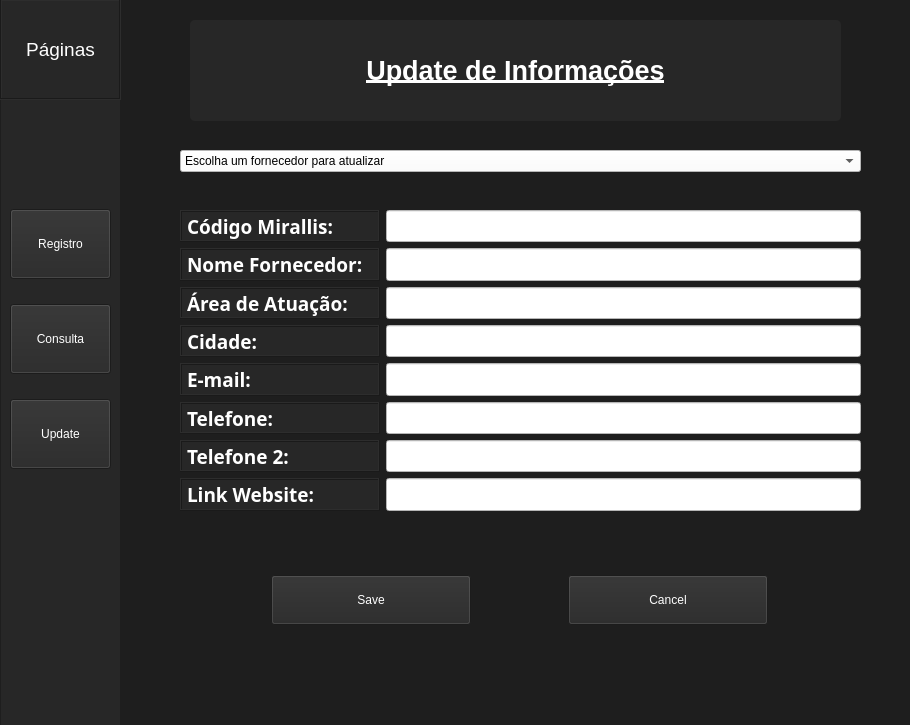
This is design.ui in Renato-Dantas/SearchApp as Qt 5 draws it before an edit. The edited form follows.
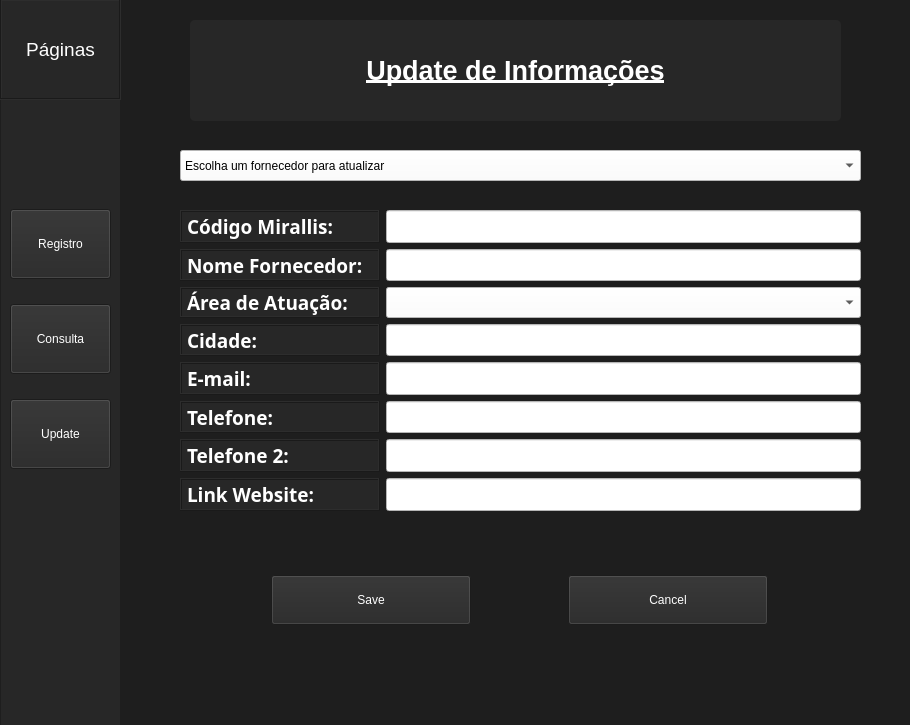
This is the edited form. The open tabs and pages were chosen to show the change.

Commit message: inserindo ComboBox para selecionar área

The edit to the form file:
```diff
--- a/design.ui
+++ b/design.ui
@@ -899,24 +899,6 @@
             </property>
            </widget>
           </item>
-          <item row="2" column="1">
-           <widget class="QLineEdit" name="iptArea_2">
-            <property name="font">
-             <font>
-              <family>Segoe UI Semibold</family>
-              <pointsize>14</pointsize>
-              <weight>75</weight>
-              <bold>true</bold>
-             </font>
-            </property>
-            <property name="styleSheet">
-             <string notr="true">background: white; color: black;</string>
-            </property>
-            <property name="alignment">
-             <set>Qt::AlignCenter</set>
-            </property>
-           </widget>
-          </item>
           <item row="3" column="0">
            <widget class="QLabel" name="label_16">
             <property name="minimumSize">
@@ -1157,6 +1139,26 @@
             </property>
            </widget>
           </item>
+          <item row="2" column="1">
+           <widget class="QComboBox" name="cbAreaUpdate">
+            <property name="sizePolicy">
+             <sizepolicy hsizetype="Preferred" vsizetype="Minimum">
+              <horstretch>0</horstretch>
+              <verstretch>0</verstretch>
+             </sizepolicy>
+            </property>
+            <property name="minimumSize">
+             <size>
+              <width>0</width>
+              <height>10</height>
+             </size>
+            </property>
+            <property name="styleSheet">
+             <string notr="true">QComboBox{background:white; color:black; font: 63 12pt &quot;Segoe UI Semibold&quot;;}
+</string>
+            </property>
+           </widget>
+          </item>
          </layout>
         </widget>
         <widget class="QComboBox" name="cbName">
@@ -1165,11 +1167,17 @@
            <x>50</x>
            <y>140</y>
            <width>681</width>
-           <height>22</height>
+           <height>31</height>
           </rect>
          </property>
+         <property name="minimumSize">
+          <size>
+           <width>0</width>
+           <height>10</height>
+          </size>
+         </property>
          <property name="styleSheet">
-          <string notr="true">background: white;</string>
+          <string notr="true">QComboBox{background:white; color:black; font: 63 12pt &quot;Segoe UI Semibold&quot;;}</string>
          </property>
          <item>
           <property name="text">
```
Left out of the diff: 87 changed lines with no effect on the pictures. The commit also changes 3 other files.
